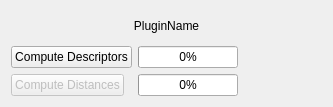
Old version of the form MoCapSim/TestApp/plugininfo.ui in the repository kaajo/MocapClassification.
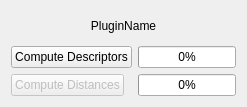
New version of the form.

Commit message: Tabs in FilterAndRefine are now removable

Diff of the .ui file:
```diff
--- a/MoCapSim/TestApp/plugininfo.ui
+++ b/MoCapSim/TestApp/plugininfo.ui
@@ -6,7 +6,7 @@
    <rect>
     <x>0</x>
     <y>0</y>
-    <width>333</width>
+    <width>247</width>
     <height>107</height>
    </rect>
   </property>
```
The commit also changes 5 other files.
